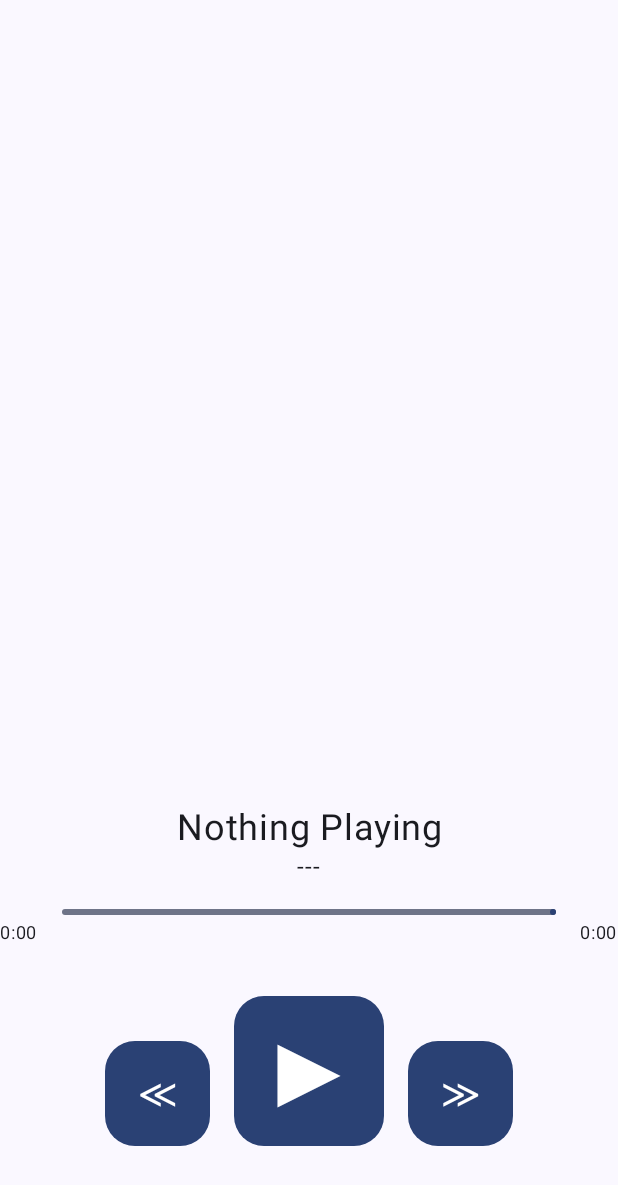
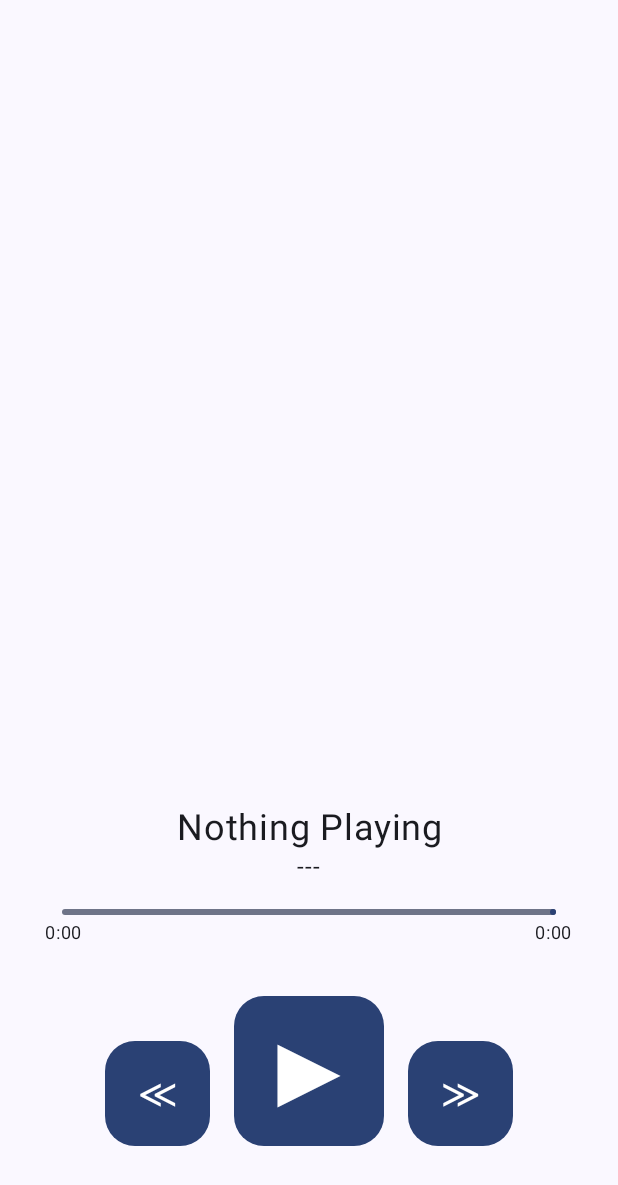
Before and after one commit to fludar/spotify-controller, an Android app built with Jetpack Compose: the screen it shows after launch (MainActivity), on a phone screen of 412 x 824 dp. Shown: the top 1185 px of the screen. Run offline under Robolectric (Android 15) with nearby library versions, the phone set to English and light mode, and no system bars.

Commit message:
small changes

```diff
--- a/app/src/main/java/com/petronel/spotifycontroller/MainActivity.kt
+++ b/app/src/main/java/com/petronel/spotifycontroller/MainActivity.kt
@@ -12,6 +12,7 @@ import androidx.compose.foundation.layout.Column
 import androidx.compose.foundation.layout.Row
 import androidx.compose.foundation.layout.fillMaxSize
 import androidx.compose.foundation.layout.fillMaxWidth
+import androidx.compose.foundation.layout.offset
 import androidx.compose.foundation.layout.padding
 import androidx.compose.foundation.layout.size
 import androidx.compose.foundation.shape.RoundedCornerShape
@@ -186,7 +187,7 @@ fun SongInfo(mediaInfo: MediaInfo, modifier: Modifier = Modifier) {
 
 
         Row(
-            modifier = Modifier.fillMaxWidth(),
+            modifier = Modifier.fillMaxWidth().padding(horizontal = 30.dp),
             horizontalArrangement = Arrangement.SpaceBetween
         ) {
             Text(text = mediaInfo.position_formatted, fontSize = 12.sp)
```
